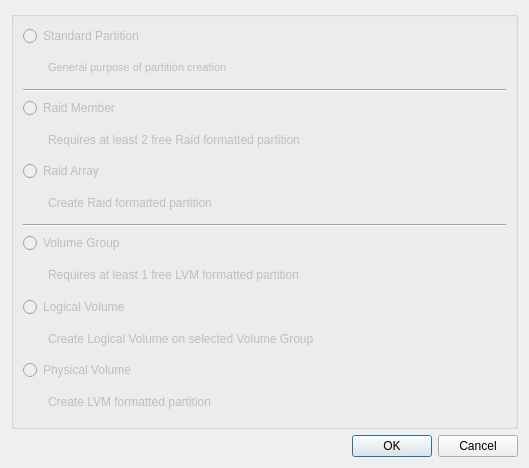
dadas45li/yali, file yali/gui/Ui/createdevicewidget.ui: the form before one commit.
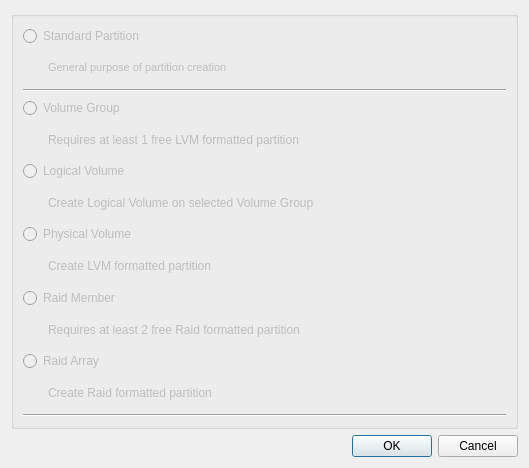
The form after the commit.

```diff
--- a/yali/gui/Ui/createdevicewidget.ui
+++ b/yali/gui/Ui/createdevicewidget.ui
@@ -80,96 +80,6 @@
         </property>
        </widget>
       </item>
-      <item>
-       <widget class="QRadioButton" name="raidMember">
-        <property name="enabled">
-         <bool>false</bool>
-        </property>
-        <property name="text">
-         <string>Raid Member</string>
-        </property>
-       </widget>
-      </item>
-      <item>
-       <layout class="QHBoxLayout" name="horizontalLayout_3">
-        <item>
-         <spacer name="horizontalSpacer_3">
-          <property name="enabled">
-           <bool>true</bool>
-          </property>
-          <property name="orientation">
-           <enum>Qt::Horizontal</enum>
-          </property>
-          <property name="sizeType">
-           <enum>QSizePolicy::Fixed</enum>
-          </property>
-          <property name="sizeHint" stdset="0">
-           <size>
-            <width>25</width>
-            <height>20</height>
-           </size>
-          </property>
-         </spacer>
-        </item>
-        <item>
-         <widget class="QLabel" name="raidMemberLabel">
-          <property name="enabled">
-           <bool>false</bool>
-          </property>
-          <property name="text">
-           <string>Requires at least 2 free Raid formatted partition</string>
-          </property>
-         </widget>
-        </item>
-       </layout>
-      </item>
-      <item>
-       <widget class="QRadioButton" name="raidArray">
-        <property name="enabled">
-         <bool>false</bool>
-        </property>
-        <property name="text">
-         <string>Raid Array</string>
-        </property>
-       </widget>
-      </item>
-      <item>
-       <layout class="QHBoxLayout" name="horizontalLayout_2">
-        <item>
-         <spacer name="horizontalSpacer_2">
-          <property name="orientation">
-           <enum>Qt::Horizontal</enum>
-          </property>
-          <property name="sizeType">
-           <enum>QSizePolicy::Fixed</enum>
-          </property>
-          <property name="sizeHint" stdset="0">
-           <size>
-            <width>25</width>
-            <height>20</height>
-           </size>
-          </property>
-         </spacer>
-        </item>
-        <item>
-         <widget class="QLabel" name="raidArrayLabel">
-          <property name="enabled">
-           <bool>false</bool>
-          </property>
-          <property name="text">
-           <string>Create Raid formatted partition</string>
-          </property>
-         </widget>
-        </item>
-       </layout>
-      </item>
-      <item>
-       <widget class="Line" name="line_2">
-        <property name="orientation">
-         <enum>Qt::Horizontal</enum>
-        </property>
-       </widget>
-      </item>
       <item>
        <widget class="QRadioButton" name="volumeGroup">
         <property name="enabled">
@@ -293,6 +203,96 @@
         </item>
        </layout>
       </item>
+      <item>
+       <widget class="QRadioButton" name="raidMember">
+        <property name="enabled">
+         <bool>false</bool>
+        </property>
+        <property name="text">
+         <string>Raid Member</string>
+        </property>
+       </widget>
+      </item>
+      <item>
+       <layout class="QHBoxLayout" name="horizontalLayout_3">
+        <item>
+         <spacer name="horizontalSpacer_3">
+          <property name="enabled">
+           <bool>true</bool>
+          </property>
+          <property name="orientation">
+           <enum>Qt::Horizontal</enum>
+          </property>
+          <property name="sizeType">
+           <enum>QSizePolicy::Fixed</enum>
+          </property>
+          <property name="sizeHint" stdset="0">
+           <size>
+            <width>25</width>
+            <height>20</height>
+           </size>
+          </property>
+         </spacer>
+        </item>
+        <item>
+         <widget class="QLabel" name="raidMemberLabel">
+          <property name="enabled">
+           <bool>false</bool>
+          </property>
+          <property name="text">
+           <string>Requires at least 2 free Raid formatted partition</string>
+          </property>
+         </widget>
+        </item>
+       </layout>
+      </item>
+      <item>
+       <widget class="QRadioButton" name="raidArray">
+        <property name="enabled">
+         <bool>false</bool>
+        </property>
+        <property name="text">
+         <string>Raid Array</string>
+        </property>
+       </widget>
+      </item>
+      <item>
+       <layout class="QHBoxLayout" name="horizontalLayout_2">
+        <item>
+         <spacer name="horizontalSpacer_2">
+          <property name="orientation">
+           <enum>Qt::Horizontal</enum>
+          </property>
+          <property name="sizeType">
+           <enum>QSizePolicy::Fixed</enum>
+          </property>
+          <property name="sizeHint" stdset="0">
+           <size>
+            <width>25</width>
+            <height>20</height>
+           </size>
+          </property>
+         </spacer>
+        </item>
+        <item>
+         <widget class="QLabel" name="raidArrayLabel">
+          <property name="enabled">
+           <bool>false</bool>
+          </property>
+          <property name="text">
+           <string>Create Raid formatted partition</string>
+          </property>
+         </widget>
+        </item>
+       </layout>
+      </item>
+      <item>
+       <widget class="Line" name="line_2">
+        <property name="orientation">
+         <enum>Qt::Horizontal</enum>
+        </property>
+       </widget>
+      </item>
      </layout>
     </widget>
    </item>
```
